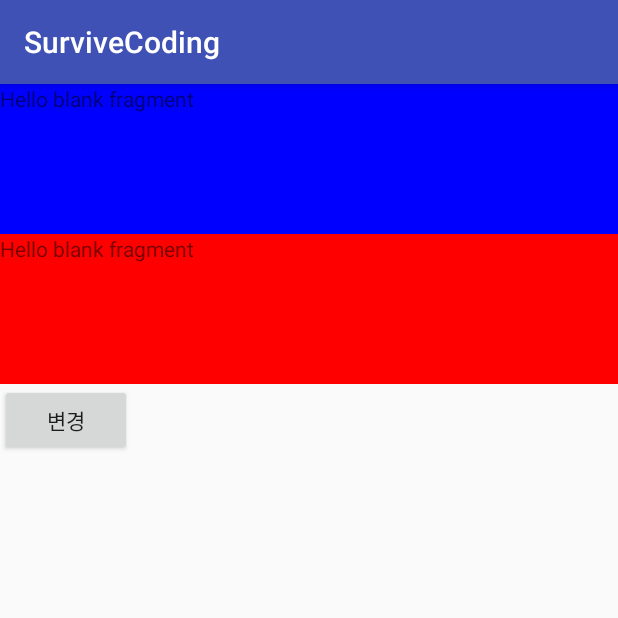
After one commit to thetrax3/SurviveCoding, an Android app: the ColorFragment screen opened directly, with no data from a screen before it, on a phone screen of 412 x 824 dp, the top half of it. The commit adds this screen. Run offline under Robolectric (Android 15) with nearby library versions, the phone set to English and light mode, and no system bars.

Commit message:
코드로 프래그먼트 추가, 배경색 교체 기능 구현

```diff
--- a/app/src/main/AndroidManifest.xml
+++ b/app/src/main/AndroidManifest.xml
@@ -48,8 +48,8 @@
         <activity android:name=".managers.BankRegisterActivity" />
         <activity android:name=".managers.BankLoginActivity" />
         <activity android:name=".managers.AdminModeActivity" />
-        <activity
-            android:name=".lifecycle.LifeCycleActivity"></activity>
+        <activity android:name=".lifecycle.LifeCycleActivity" />
+        <activity android:name=".ColorFragmentActivity"></activity>
     </application>
 
 </manifest>
--- /dev/null
+++ b/app/src/main/java/com/example/it/survivecoding/ColorFragmentActivity.java
@@ -0,0 +1,39 @@
+package com.example.it.survivecoding;
+
+import android.graphics.Color;
+import android.os.Bundle;
+import android.support.v7.app.AppCompatActivity;
+import android.view.View;
+
+import com.example.it.survivecoding.fragments.ColorFragment;
+
+public class ColorFragmentActivity extends AppCompatActivity {
+
+    @Override
+    protected void onCreate(Bundle savedInstanceState) {
+        super.onCreate(savedInstanceState);
+        setContentView(R.layout.activity_color_fragment);
+
+        //xml에서 프래그먼트 가져오기
+        ColorFragment colorFragment = (ColorFragment) getSupportFragmentManager().findFragmentById(R.id.color_frag);
+        colorFragment.setColor(Color.BLUE);
+
+        //동적으로 프레그먼트를 추가(코드로 추가하는 방법)
+        ColorFragment colorFragment2 = new ColorFragment();
+        getSupportFragmentManager().beginTransaction()
+                .add(R.id.container, colorFragment2)
+                .commit();
+
+    }
+
+    public void onClick(View view) {
+        ColorFragment newColorFragment = new ColorFragment();
+        int color = Color.YELLOW;
+
+        //기존의 프래그먼트를 교체
+        getSupportFragmentManager().beginTransaction()
+                .replace(R.id.container, newColorFragment)
+                .commit();
+
+    }
+}
--- a/app/src/main/java/com/example/it/survivecoding/ListViewActivity.java
+++ b/app/src/main/java/com/example/it/survivecoding/ListViewActivity.java
@@ -47,6 +47,7 @@ public class ListViewActivity extends AppCompatActivity implements AdapterView.O
         addItem("메모장", "연습", MemoActivity.class);
         addItem("은행앱", "연습", BankActivity.class);
         addItem("LifeCycle", "생명주기", LifeCycleActivity.class);
+        addItem("Fragment", "ColorFragment", ColorFragmentActivity.class);
 
         mListView.setOnItemClickListener(new AdapterView.OnItemClickListener() {
             @Override
--- /dev/null
+++ b/app/src/main/java/com/example/it/survivecoding/fragments/ColorFragment.java
@@ -0,0 +1,38 @@
+package com.example.it.survivecoding.fragments;
+
+import android.graphics.Color;
+import android.os.Bundle;
+import android.support.annotation.NonNull;
+import android.support.annotation.Nullable;
+import android.support.v4.app.Fragment;
+import android.view.LayoutInflater;
+import android.view.View;
+import android.view.ViewGroup;
+
+import com.example.it.survivecoding.R;
+
+public class ColorFragment extends Fragment {
+    private int mColor = Color.RED;
+
+    //필수
+    public ColorFragment() {
+
+    }
+
+    @Nullable
+    @Override
+    public View onCreateView(@NonNull LayoutInflater inflater, @Nullable ViewGroup container, @Nullable Bundle savedInstanceState) {
+        View view = inflater.inflate(R.layout.fragment_color, container, false);
+        view.setBackgroundColor(mColor);
+        return view;
+    }
+
+    public void setColor(int color) {
+        mColor = color;
+
+        //프래그먼트가 붙어 있다면 색을 변경
+        if (getView() != null) {
+            getView().setBackgroundColor(mColor);
+        }
+    }
+}
--- /dev/null
+++ b/app/src/main/res/layout/activity_color_fragment.xml
@@ -0,0 +1,26 @@
+<?xml version="1.0" encoding="utf-8"?>
+<LinearLayout xmlns:android="http://schemas.android.com/apk/res/android"
+    xmlns:tools="http://schemas.android.com/tools"
+    android:layout_width="match_parent"
+    android:layout_height="match_parent"
+    tools:context=".ColorFragmentActivity"
+    android:orientation="vertical">
+
+    <fragment
+        android:id="@+id/color_frag"
+        android:name="com.example.it.survivecoding.fragments.ColorFragment"
+        android:layout_width="match_parent"
+        android:layout_height="100dp"
+        tools:layout="@layout/fragment_color"></fragment>
+
+    <FrameLayout
+        android:id="@+id/container"
+        android:layout_width="match_parent"
+        android:layout_height="100dp"></FrameLayout>
+
+    <Button
+        android:onClick="onClick"
+        android:text="변경"
+        android:layout_width="wrap_content"
+        android:layout_height="wrap_content" />
+</LinearLayout>
```
